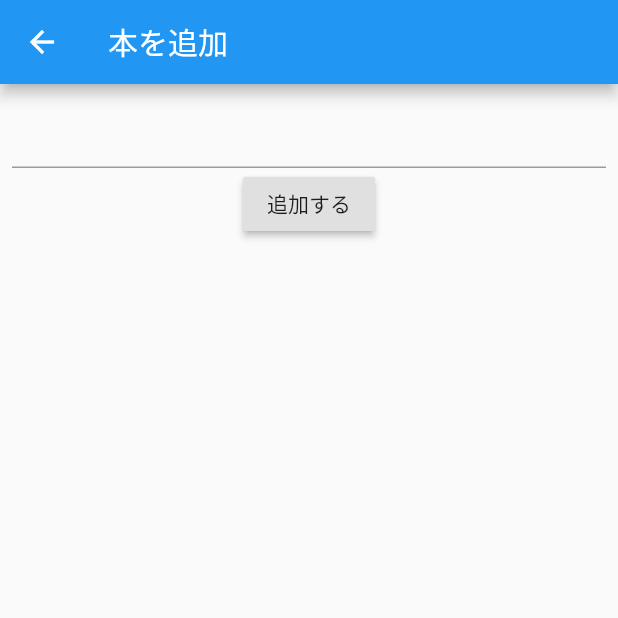
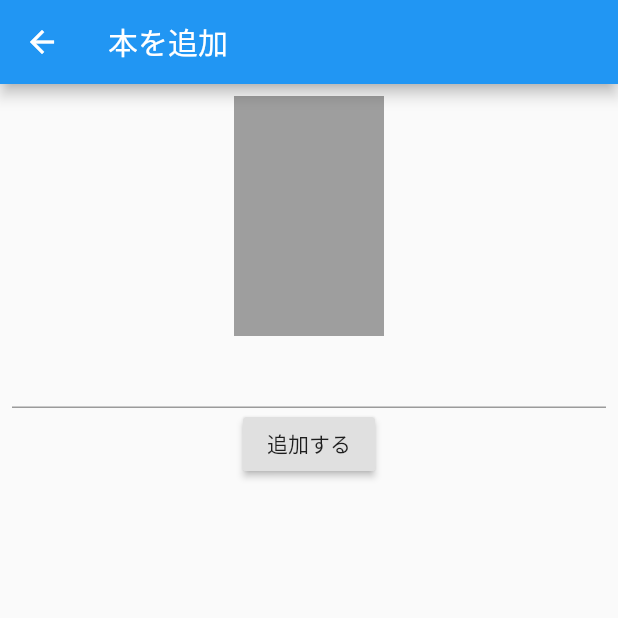
Before and after one commit to yusuke-00/flutter_demo_app, a Flutter app: the AddBookPage screen opened directly, on a phone screen of 412 x 824 dp, the top half of it. Run offline on Flutter 3.47's test engine with Material 2 defaults, Android fonts, the phone set to English and light mode, and no system bars; our stand-ins replace cloud_firestore, firebase_auth, firebase_core, image_picker; accounts and stored records are empty.

```diff
--- a/lib/domain/book.dart
+++ b/lib/domain/book.dart
@@ -4,10 +4,12 @@ class Book {
   Book(DocumentSnapshot doc) {
     documentID = documentID;
     title = doc['title'];
+    imageURL = doc['imageURL'];
   }
 
   String documentID;
   String title;
+  String imageURL;
   int id;
   DateTime createdAt;
 }
--- a/lib/presentation/add_book/add_book_page.dart
+++ b/lib/presentation/add_book/add_book_page.dart
@@ -20,7 +20,9 @@ class AddBookPage extends StatelessWidget {
 
     return ChangeNotifierProvider<AddBookModel>(
       create: (_) => AddBookModel(),
-      child: Scaffold(
+      child: Stack(
+        children: [
+          Scaffold(
             appBar: AppBar(
               title: Text(isUpdate ? "本を編集" : "本を追加"),
             ),
@@ -30,6 +32,20 @@ class AddBookPage extends StatelessWidget {
                   padding: const EdgeInsets.all(8.0),
                   child: Column(
                     children: [
+                      SizedBox(
+                        width: 100,
+                        height: 160,
+                        child: InkWell(
+                            onTap: () async {
+                              // TODO:カメラロールを開く
+                              await model.showImagePicker();
+                            },
+                            child: model.imageFile != null
+                                ? Image.file(model.imageFile)
+                                : Container(
+                                    color: Colors.grey,
+                                  )),
+                      ),
                       TextField(
                         controller: textEditingController,
                         onChanged: (text) {
@@ -39,12 +55,14 @@ class AddBookPage extends StatelessWidget {
                       RaisedButton(
                         child: Text(isUpdate ? "更新する" : "追加する"),
                         onPressed: () async {
+                          model.startLoading();
                           if (isUpdate) {
                             await updateBook(model, context);
                           } else {
                             //firestoreに本を追加する
                             await addBook(model, context);
                           }
+                          model.endLoading();
                         },
                       ),
                     ],
@@ -52,6 +70,18 @@ class AddBookPage extends StatelessWidget {
                 );
               },
             ),
+          ),
+          Consumer<AddBookModel>(builder: (context, model, child) {
+            return model.isLoading
+                ? Container(
+                    color: Colors.grey.withOpacity(0.7),
+                    child: Center(
+                      child: CircularProgressIndicator(),
+                    ),
+                  )
+                : SizedBox();
+          }),
+        ],
       ),
     );
   }
--- a/lib/presentation/book_list/book_list_page.dart
+++ b/lib/presentation/book_list/book_list_page.dart
@@ -1,4 +1,3 @@
-import 'package:cloud_firestore/cloud_firestore.dart';
 import 'package:flutter/cupertino.dart';
 import 'package:flutter/material.dart';
 import 'package:flutter_demo_app/domain/book.dart';
@@ -22,6 +21,8 @@ class BookListPage extends StatelessWidget {
             final ListTiles = books
                 .map(
                   (book) => ListTile(
+                    leading: Image.network(
+                        "https://pbs.twimg.com/media/En7cJh5VoAA0ShH?format=jpg&name=medium"),
                     title: Text(book.title),
                     trailing: IconButton(
                       icon: Icon(Icons.edit),
--- a/pubspec.yaml
+++ b/pubspec.yaml
@@ -15,6 +15,9 @@ dependencies:
   firebase_core: ^0.7.0
   cloud_firestore: ^0.16.0
   firebase_auth: ^0.20.0+1
+  firebase_storage: ^7.0.0
+  image_picker: ^0.6.7+22
+  path_provider: ^1.6.27
 
 dev_dependencies:
   flutter_test:
```
Also changed, not shown: lib/presentation/add_book/add_book_model.dart (+32 -0 lines), lib/presentation/main/main.dart (+10 -0 lines), pubspec.lock, 8 other files. Lines whose indentation alone changed are shown as unchanged.
